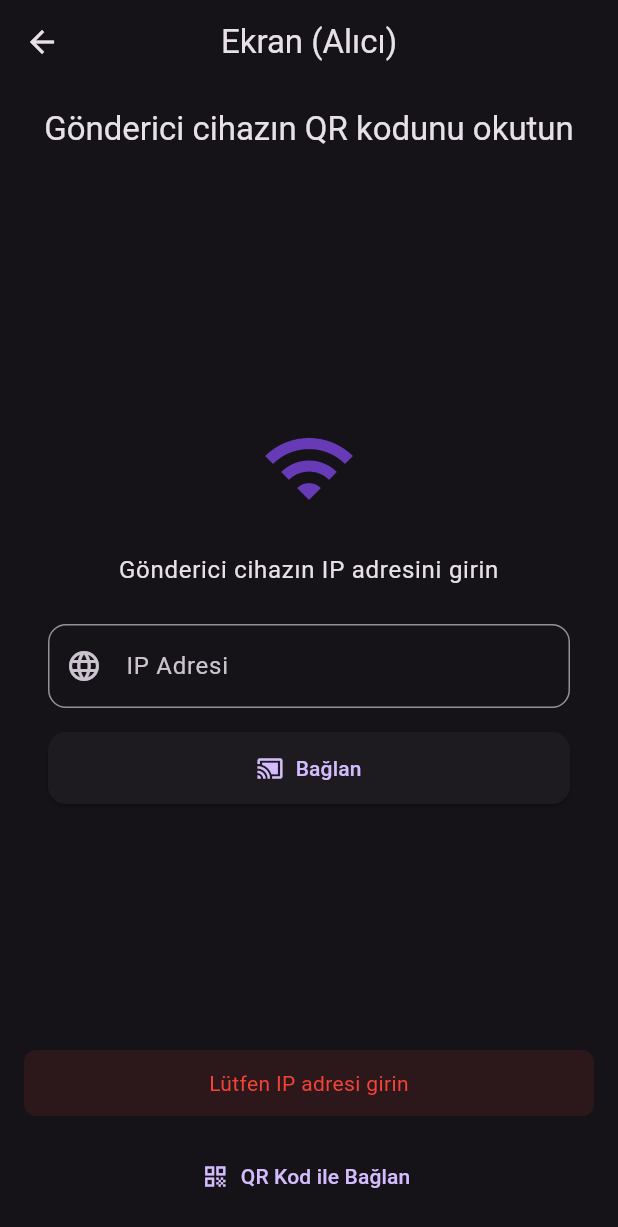
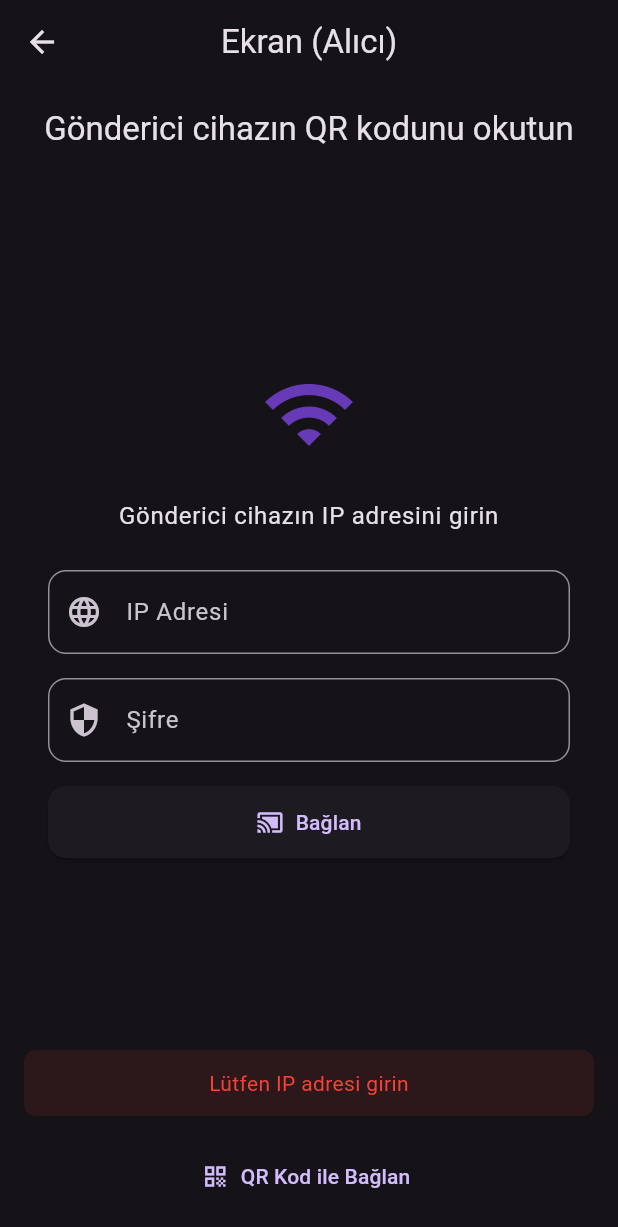
Before and after one commit to kysrgit/MirrorCam, a Flutter app: the ReceiverScreen screen opened directly, after a tap on "Manuel IP Girişi", after a tap on "Bağlan", on a phone screen of 412 x 824 dp. Shown: the top 1227 px of the screen. Run offline on Flutter 3.47's test engine with Material 3 defaults, Android fonts, the phone set to English and light mode, and no system bars; our stand-ins replace flutter_animate, flutter_riverpod, permission_handler, qr_flutter, riverpod_annotation, shared_preferences and 2 more; missing offline and left inert: flutter_webrtc, mobile_scanner; accounts and stored records are empty; generated files the repository leaves out were written again.

Commit message:
🛡️ Sentinel: [HIGH] Secure WebRTC connection with auth token
- Generates a secure random 16-byte hex token in `SenderProvider`.
- Modifies `SignalingServer` to validate incoming WebSocket upgrade requests against the token.
- Embeds the token in the QR code displayed to the receiver, and also prints it to the UI.
- Adds manual entry for the token in the `QrScanner` widget for cases where the QR code cannot be scanned.
- Updates `ReceiverProvider` and `SignalingClient` to safely extract, store, and append the token as a query parameter when building the WebSocket URI.
- Prevents the token from being leaked in application logs by redacting it before passing the URI to `Logger`.

Co-authored-by: kysrgit <97890680+kysrgit@users.noreply.github.com>

```diff
--- a/lib/features/receiver/presentation/receiver_screen.dart
+++ b/lib/features/receiver/presentation/receiver_screen.dart
@@ -166,8 +166,8 @@ class _ReceiverScreenState extends ConsumerState<ReceiverScreen>
     }
 
     return QrScanner(
-      onScanned: (ip, port) {
-        notifier.connectTo(ip, port);
+      onScanned: (ip, port, token) {
+        notifier.connectTo(ip, port, token);
       },
     );
   }
--- a/lib/features/receiver/presentation/widgets/qr_scanner.dart
+++ b/lib/features/receiver/presentation/widgets/qr_scanner.dart
@@ -7,7 +7,7 @@ import '../../../../core/utils/logger.dart';
 /// Sender'ın QR kodundaki IP:PORT bilgisini okur.
 class QrScanner extends StatefulWidget {
   /// Başarılı taramada IP ve port bilgisi ile çağrılır
-  final void Function(String ip, int port) onScanned;
+  final void Function(String ip, int port, String token) onScanned;
 
   /// Sabit yapıcı
   const QrScanner({super.key, required this.onScanned});
@@ -19,6 +19,7 @@ class QrScanner extends StatefulWidget {
 class _QrScannerState extends State<QrScanner> {
   final MobileScannerController _scannerController = MobileScannerController();
   final TextEditingController _ipController = TextEditingController();
+  final TextEditingController _tokenController = TextEditingController();
   bool _isManualMode = false;
   bool _hasScanned = false;
   String? _errorMessage;
@@ -27,6 +28,7 @@ class _QrScannerState extends State<QrScanner> {
   void dispose() {
     _scannerController.dispose();
     _ipController.dispose();
+    _tokenController.dispose();
     super.dispose();
   }
 
@@ -42,7 +44,7 @@ class _QrScannerState extends State<QrScanner> {
       if (result != null) {
         _hasScanned = true;
         Logger.info('QR koddan IP bilgisi alındı: $value');
-        widget.onScanned(result.$1, result.$2);
+        widget.onScanned(result.$1, result.$2, result.$3);
         return;
       } else {
         setState(() {
@@ -52,18 +54,19 @@ class _QrScannerState extends State<QrScanner> {
     }
   }
 
-  /// IP:PORT formatını parse eder (Sender'ın qr_display.dart ile uyumlu)
-  (String, int)? _parseIpPort(String data) {
+  /// IP:PORT:TOKEN formatını parse eder (Sender'ın qr_display.dart ile uyumlu)
+  (String, int, String)? _parseIpPort(String data) {
     final parts = data.trim().split(':');
-    if (parts.length != 2) return null;
+    if (parts.length < 2) return null;
 
     final ip = parts[0];
     final port = int.tryParse(parts[1]);
+    final token = parts.length > 2 ? parts[2] : '';
 
     if (port == null) return null;
     if (!_isValidIp(ip)) return null;
 
-    return (ip, port);
+    return (ip, port, token);
   }
 
   /// IPv4 adres formatı doğrulama
@@ -81,16 +84,24 @@ class _QrScannerState extends State<QrScanner> {
   /// Manuel IP ile bağlanma
   void _connectManually() {
     final input = _ipController.text.trim();
+    final tokenInput = _tokenController.text.trim();
+
     if (input.isEmpty) {
       setState(() => _errorMessage = 'Lütfen IP adresi girin');
       return;
     }
 
+    if (tokenInput.isEmpty) {
+      setState(() => _errorMessage = 'Lütfen şifre (token) girin');
+      return;
+    }
+
     // IP:PORT veya sadece IP kabul et (port yoksa varsayılan 8765)
-    final result = _parseIpPort(input.contains(':') ? input : '$input:8765');
+    final inputWithPort = input.contains(':') ? input : '$input:8765';
+    final result = _parseIpPort('$inputWithPort:$tokenInput');
 
     if (result != null) {
-      widget.onScanned(result.$1, result.$2);
+      widget.onScanned(result.$1, result.$2, result.$3);
     } else {
       setState(() => _errorMessage = 'Geçersiz IP adresi: $input');
     }
@@ -187,11 +198,25 @@ class _QrScannerState extends State<QrScanner> {
           const SizedBox(height: 24),
           TextField(
             controller: _ipController,
-            keyboardType: TextInputType.number,
+            keyboardType: const TextInputType.numberWithOptions(decimal: true),
             decoration: InputDecoration(
               labelText: 'IP Adresi',
               hintText: '192.168.1.100',
               prefixIcon: const Icon(Icons.language),
+              border: OutlineInputBorder(
+                borderRadius: BorderRadius.circular(12),
+              ),
+            ),
+            onSubmitted: (_) => _connectManually(),
+          ),
+          const SizedBox(height: 16),
+          TextField(
+            controller: _tokenController,
+            keyboardType: TextInputType.text,
+            decoration: InputDecoration(
+              labelText: 'Şifre',
+              hintText: 'abcdef1234567890',
+              prefixIcon: const Icon(Icons.security),
               border: OutlineInputBorder(
                 borderRadius: BorderRadius.circular(12),
               ),
--- a/lib/features/receiver/providers/receiver_provider.dart
+++ b/lib/features/receiver/providers/receiver_provider.dart
@@ -108,7 +108,7 @@ class ReceiverNotifier extends _$ReceiverNotifier {
   }
 
   /// QR koddan veya manuel girişten gelen IP:PORT ile bağlantı başlatır
-  Future<void> connectTo(String ip, int port) async {
+  Future<void> connectTo(String ip, int port, String token) async {
     try {
       state = state.copyWith(status: ReceiverConnectionStatus.connecting);
       // ignore: avoid_print
@@ -134,7 +134,7 @@ class ReceiverNotifier extends _$ReceiverNotifier {
       _setupSignalingListeners();
 
       // Sinyal sunucusuna WebSocket uzerinden baglan
-      await _signalingClient.connect(ip, port);
+      await _signalingClient.connect(ip, port, token);
 
       // WebRTC servisini baslat
       await _webrtcService.createConnectionForReceiver();
--- a/lib/features/sender/presentation/sender_screen.dart
+++ b/lib/features/sender/presentation/sender_screen.dart
@@ -284,13 +284,13 @@ class _SenderScreenState extends ConsumerState<SenderScreen>
     }
 
     // Bekleniyor durumu (QR Kod göster)
-    if (state.localIp != null) {
+    if (state.localIp != null && state.authToken != null) {
       return Padding(
         padding: const EdgeInsets.all(16.0),
         child: Column(
           mainAxisSize: MainAxisSize.min,
           children: [
-            QrDisplay(ipAddress: state.localIp!, port: state.port),
+            QrDisplay(ipAddress: state.localIp!, port: state.port, authToken: state.authToken!),
             const SizedBox(height: 32),
             Row(
                   mainAxisAlignment: MainAxisAlignment.center,
```
Also changed, not shown: lib/features/receiver/services/signaling_client.dart (+7 -4 lines), lib/features/sender/presentation/widgets/qr_display.dart (+10 -2 lines), lib/features/sender/providers/sender_provider.dart (+17 -2 lines), lib/features/sender/services/signaling_server.dart (+11 -2 lines), 1 other file.
